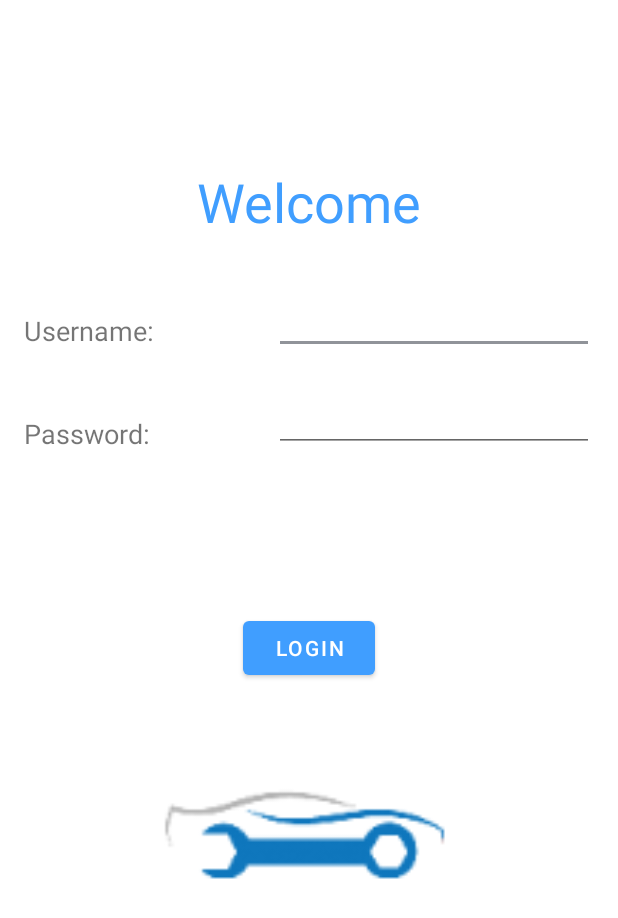
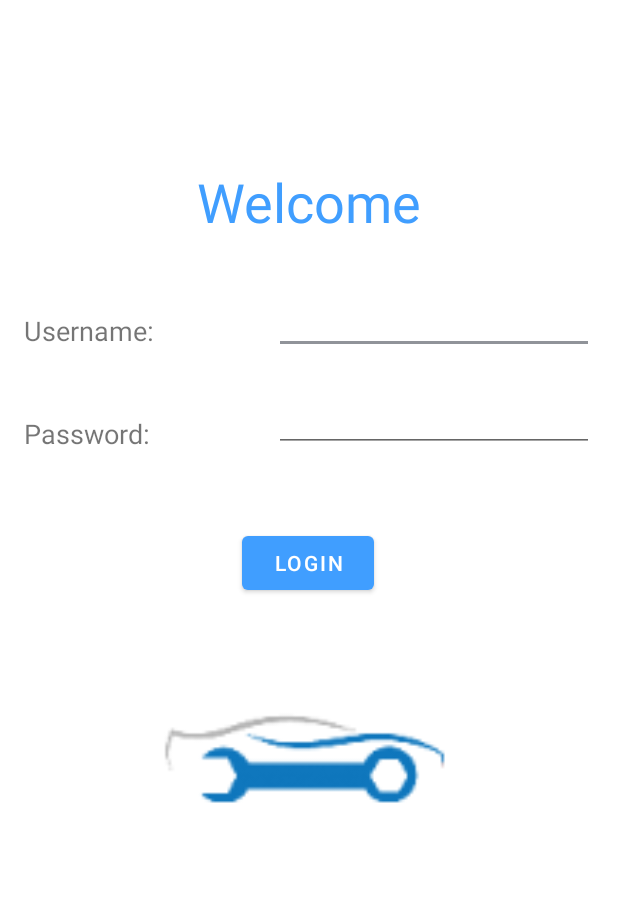
Before and after one commit to McGill-ECSE321-Winter2021/project-group-06, an Android app: the screen it shows after launch (MainActivity), on a phone screen of 412 x 824 dp. Shown: the top 918 px of the screen. Run offline under Robolectric (Android 15) with nearby library versions, the phone set to English and light mode, and no system bars; libraries missing offline, so code that uses them is left out: com.loopj.android, cz.msebera.android.

Commit message:
universal layout
Co-Authored-By: Aurelia6 <35572331+Aurelia6@users.noreply.github.com>

```diff
--- a/VehicleRepairShop-Android/app/src/main/res/layout/login.xml
+++ b/VehicleRepairShop-Android/app/src/main/res/layout/login.xml
@@ -10,12 +10,13 @@
         android:id="@+id/button_login"
         android:layout_width="wrap_content"
         android:layout_height="wrap_content"
-        android:layout_marginBottom="368dp"
+        android:layout_marginTop="50dp"
         android:text="@string/login"
         android:textColorHighlight="#409eff"
-        app:layout_constraintBottom_toBottomOf="parent"
         app:layout_constraintEnd_toEndOf="parent"
-        app:layout_constraintStart_toStartOf="parent" />
+        app:layout_constraintHorizontal_bias="0.498"
+        app:layout_constraintStart_toStartOf="parent"
+        app:layout_constraintTop_toBottomOf="@+id/passwordLogin" />
 
     <TextView
         android:id="@+id/welcome"
@@ -86,11 +87,12 @@
         android:id="@+id/imageView"
         android:layout_width="0dp"
         android:layout_height="108dp"
-        android:layout_marginBottom="216dp"
+        android:layout_marginTop="50dp"
         android:src="@mipmap/logo"
-        app:layout_constraintBottom_toBottomOf="parent"
         app:layout_constraintEnd_toEndOf="parent"
-        app:layout_constraintStart_toStartOf="parent" />
+        app:layout_constraintHorizontal_bias="0.0"
+        app:layout_constraintStart_toStartOf="parent"
+        app:layout_constraintTop_toBottomOf="@+id/button_login" />
 
     <TextView
         android:id="@+id/error"
```
